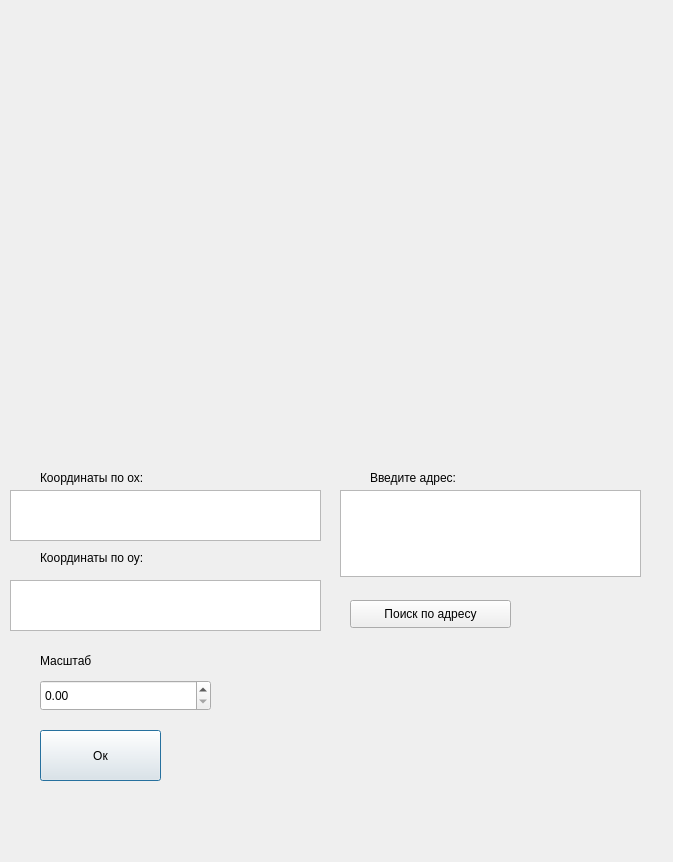
Before: the Qt Designer form untitled.ui in Zhamilekin/API-application, drawn with Qt 5.
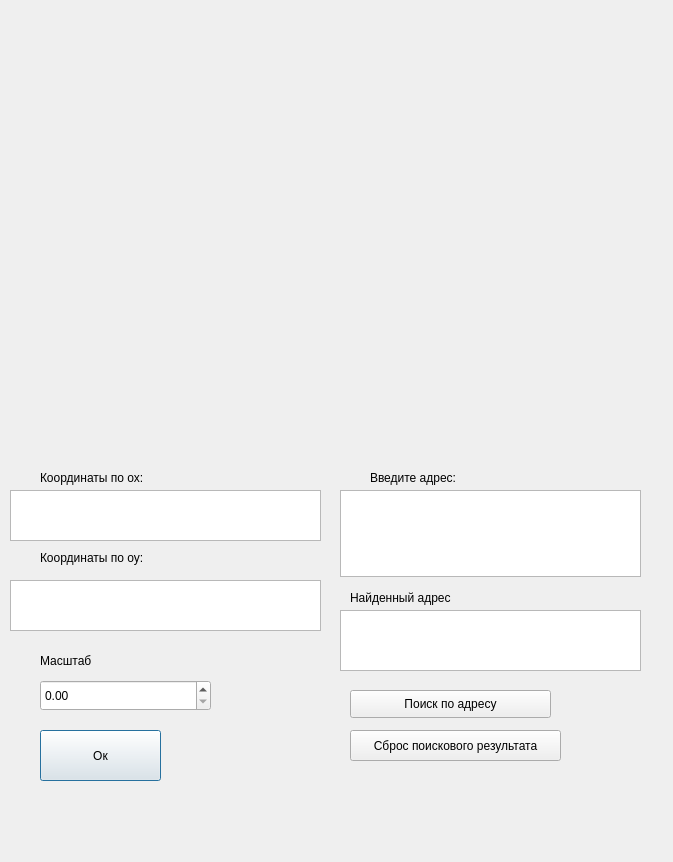
After: the same form once the commit is applied.

Commit message: UI файл до 8 задачи

```diff
--- a/untitled.ui
+++ b/untitled.ui
@@ -134,8 +134,8 @@
    <property name="geometry">
     <rect>
      <x>350</x>
-     <y>600</y>
-     <width>161</width>
+     <y>690</y>
+     <width>201</width>
      <height>28</height>
     </rect>
    </property>
@@ -153,6 +153,42 @@
     </rect>
    </property>
   </widget>
+  <widget class="QPushButton" name="pushButton_3">
+   <property name="geometry">
+    <rect>
+     <x>350</x>
+     <y>730</y>
+     <width>211</width>
+     <height>31</height>
+    </rect>
+   </property>
+   <property name="text">
+    <string>Сброс поискового результата</string>
+   </property>
+  </widget>
+  <widget class="QTextEdit" name="textEdit_4">
+   <property name="geometry">
+    <rect>
+     <x>340</x>
+     <y>610</y>
+     <width>301</width>
+     <height>61</height>
+    </rect>
+   </property>
+  </widget>
+  <widget class="QLabel" name="label_5">
+   <property name="geometry">
+    <rect>
+     <x>350</x>
+     <y>590</y>
+     <width>131</width>
+     <height>16</height>
+    </rect>
+   </property>
+   <property name="text">
+    <string>Найденный адрес</string>
+   </property>
+  </widget>
  </widget>
  <resources/>
  <connections/>
```
Left out of the diff: 1 changed line with no effect on the pictures.
